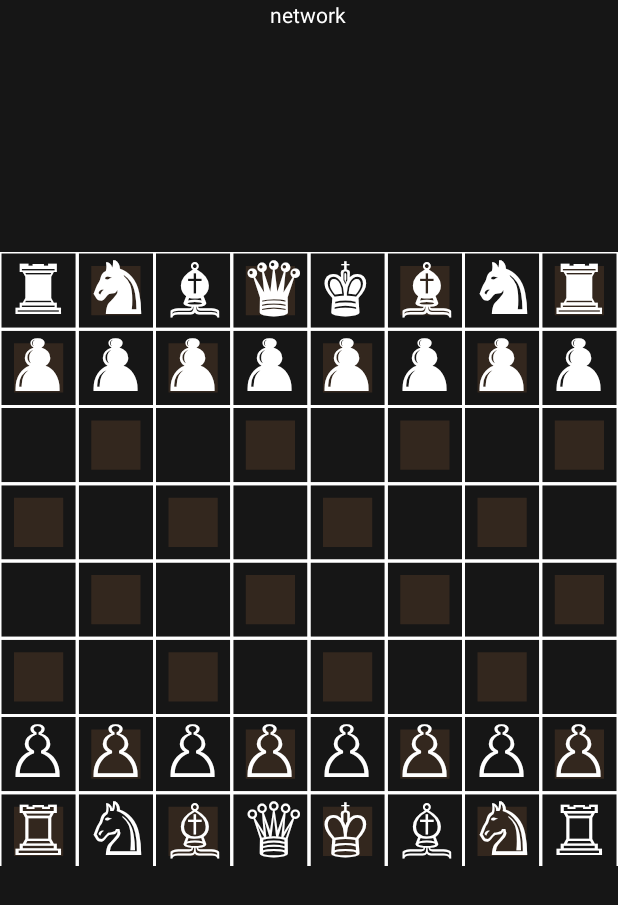
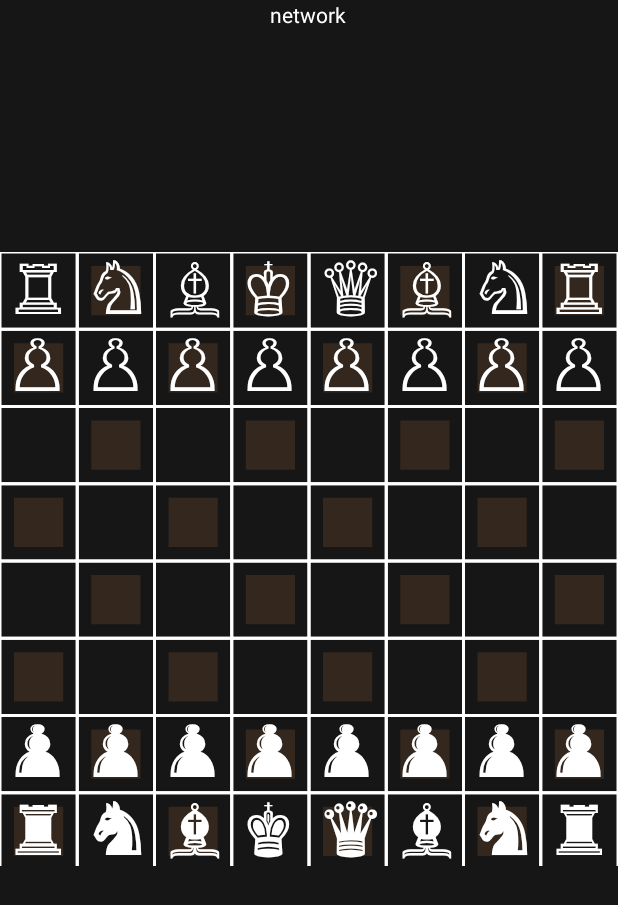
Before and after one commit to cschlisner/Terminal-Chess, an Android app: the screen it shows after launch (GameActivity), after a tap on "NEW NETWORK GAME", on a phone screen of 412 x 824 dp. Shown: the top 905 px of the screen. Run offline under Robolectric (Android 15) with nearby library versions, the phone set to English and light mode, and no system bars; network calls fail.

Commit message:
Started work on networking (udp partially functional)

```diff
--- a/app/src/main/AndroidManifest.xml
+++ b/app/src/main/AndroidManifest.xml
@@ -1,7 +1,8 @@
 <?xml version="1.0" encoding="utf-8"?>
 <manifest xmlns:android="http://schemas.android.com/apk/res/android"
     package="net.schlisner.terminalchess">
-
+    <uses-permission android:name="android.permission.ACCESS_WIFI_STATE"></uses-permission>
+    <uses-permission android:name="android.permission.INTERNET"/>
     <application
         android:allowBackup="true"
         android:icon="@mipmap/ic_launcher"
--- a/app/src/main/java/net/schlisner/terminalchess/GameActivity.java
+++ b/app/src/main/java/net/schlisner/terminalchess/GameActivity.java
@@ -23,6 +23,7 @@ import uniChess.*;
 public class GameActivity extends AppCompatActivity {
 
     uniChess.Game chessGame;
+
 
     Player<String> whitePlayer;
     Player<String> blackPlayer;
@@ -56,8 +57,23 @@ public class GameActivity extends AppCompatActivity {
                     break;
                 case "network":
                     String opponentIP = menuIntent.getStringExtra("opponent_ip");
-                    blackPlayer = new NetworkPlayer<>("BLACK", Game.Color.BLACK);
-                    whitePlayer = new NetworkPlayer<>("WHITE", Game.Color.WHITE);
+                    String selfIP = menuIntent.getStringExtra("self_ip");
+                    System.out.format("d: %s o: %s", selfIP, opponentIP);
+                    white = (selfIP.compareTo(opponentIP) > 1);
+
+                    blackPlayer = white ? new NetworkPlayer<>(opponentIP, Game.Color.BLACK)
+                            : new NetworkPlayer<>(selfIP, Game.Color.BLACK);
+                    whitePlayer = white ? new NetworkPlayer<>(selfIP, Game.Color.WHITE)
+                            : new NetworkPlayer<>(opponentIP, Game.Color.WHITE);
+
+                    try {
+                        ((NetworkPlayer) blackPlayer).registerOpponentIP(whitePlayer.getID());
+                        ((NetworkPlayer) whitePlayer).registerOpponentIP(blackPlayer.getID());
+                    } catch (Exception e){
+                        System.out.println("fuck");
+                    }
+                    if (!white)
+                        boardView.flipBoard();
                     break;
                 case "ai":
                     Toast.makeText(getApplicationContext(), String.format("You will be playing as %s", white ? "white" : "black"), Toast.LENGTH_SHORT).show();
@@ -72,6 +88,7 @@ public class GameActivity extends AppCompatActivity {
             }
 
             chessGame = new uniChess.Game(whitePlayer, blackPlayer);
+
         }
         else if (menuIntent.getStringExtra("init_mode").equals("resume")){
             // load saved uniChess.GameActivity
@@ -101,7 +118,6 @@ public class GameActivity extends AppCompatActivity {
                     BoardView bV = (BoardView) v;
                     float x = e.getX();
                     float y = e.getY();
-                    Log.d("boardVIewOnTouch", "x:"+x+" y:"+y);
                     switch (e.getAction()) {
                         case MotionEvent.ACTION_DOWN:
                             break;
--- a/app/src/main/java/net/schlisner/terminalchess/MenuActivity.java
+++ b/app/src/main/java/net/schlisner/terminalchess/MenuActivity.java
@@ -1,13 +1,22 @@
 package net.schlisner.terminalchess;
 
 import android.content.Intent;
+import android.net.NetworkInfo;
+import android.net.wifi.WifiManager;
 import android.support.v7.app.ActionBar;
 import android.support.v7.app.AppCompatActivity;
 import android.os.Bundle;
+import android.text.format.Formatter;
 import android.view.View;
 import android.widget.Button;
+import android.widget.TextView;
+
+import org.w3c.dom.Text;
 
 public class MenuActivity extends AppCompatActivity {
+    TextView opponentIp;
+    String ip;
+
 
     @Override
     protected void onCreate(Bundle savedInstanceState) {
@@ -15,6 +24,14 @@ public class MenuActivity extends AppCompatActivity {
         ActionBar actionBar = getSupportActionBar();
         actionBar.hide();
         setContentView(R.layout.activity_menu);
+
+        TextView tv = (TextView)findViewById(R.id.deviceIP);
+        WifiManager wm = (WifiManager) getApplicationContext().getSystemService(WIFI_SERVICE);
+        ip = Formatter.formatIpAddress(wm.getConnectionInfo().getIpAddress());
+        tv.setText(ip);
+
+        opponentIp = (TextView) findViewById(R.id.ipText);
+
     }
 
     public void resumeGame(View view){
@@ -23,7 +40,10 @@ public class MenuActivity extends AppCompatActivity {
     }
 
     public void startNewNetworkGame(View view){
-        Intent intent = new Intent(this, GameActivity.class).putExtra("init_mode", "new").putExtra("opponent", "network");
+        Intent intent = new Intent(this, GameActivity.class).putExtra("init_mode", "new")
+                                                            .putExtra("opponent", "network")
+                                                            .putExtra("self_ip", ip)
+                                                            .putExtra("opponent_ip", String.valueOf(opponentIp.getText()));
         startActivity(intent);
     }
 
--- a/app/src/main/java/uniChess/Board.java
+++ b/app/src/main/java/uniChess/Board.java
@@ -63,15 +63,17 @@ public class Board {
            getTile(i, ((d>0)?org.y+1:org.y-1)).setOccupator(new Piece(color, Game.PieceType.PAWN));
     }
 
+    protected List<Tile> tileList = new ArrayList<>();
     /**
     *	@return A list of this Board's Tile objects
     */
     public List<Tile> getTileList(){
-    	List<Tile> res = new ArrayList<>();
-    	for (int i = 0; i < 8; ++i)
-    		for (int j = 0; j < 8; ++j)
-    			res.add(state[i][j]);
-    	return res;
+        if (tileList.isEmpty()) {
+            for (int i = 0; i < 8; ++i)
+                for (int j = 0; j < 8; ++j)
+                    tileList.add(state[i][j]);
+        }
+        return tileList;
     }
 
     /**
@@ -354,7 +356,6 @@ public class Board {
 		return validMove;
 	}
 
-
 	/**
 	*	Computes a list of all valid moves for all pieces of a given color
 	*
@@ -386,12 +387,12 @@ public class Board {
 	*	@return The list of moves
 	*/
 	public List<Move> getValidMoves(Game.Color color){
-
-		List<Move> valid = ((color.equals(Game.Color.BLACK) ? validBlackMoves : validWhiteMoves));
-
-		if (valid == null) valid = calculateValidMoves(color);
-
-		return valid;
+		if (color.equals(Game.Color.BLACK)){
+			if (validBlackMoves == null) validBlackMoves = calculateValidMoves(color);
+			return validBlackMoves;
+		}
+		if (validWhiteMoves == null) validWhiteMoves = calculateValidMoves(color);
+		return validWhiteMoves;
 	}
 
 	/**
@@ -426,10 +427,12 @@ public class Board {
 		List<Move> legalMoves = new ArrayList<>();
 
 		for (Move m : validMoves){
-			if (!Board.playerHasCheck(performMove(m), Game.getOpposite(c)))
+			if (!Board.playerHasCheck(performMove(m), Game.getOpposite(c))) {
 				legalMoves.add(m);
-			else if (m.materialValue > 0)
+			}
+			else if (m.materialValue > 0) {
 				getTile(m.destination).getOccupator().attackingMove = null;
+			}
 		}
 
 		return legalMoves;
@@ -443,12 +446,12 @@ public class Board {
 	*	@return The list of moves
 	*/
 	public List<Move> getLegalMoves(Game.Color color){
-
-		List<Move> legal =  ((color.equals(Game.Color.BLACK) ? legalBlackMoves : legalWhiteMoves));
-
-		if (legal == null) legal = calculateLegalMoves(color);
-
-		return legal;
+		if (color.equals(Game.Color.BLACK)){
+			if (legalBlackMoves == null) legalBlackMoves = calculateLegalMoves(color);
+			return legalBlackMoves;
+		}
+		if (legalWhiteMoves == null) legalWhiteMoves = calculateLegalMoves(color);
+		return legalWhiteMoves;
 	}
 
 	/**
--- a/app/src/main/java/uniChess/NetworkPlayer.java
+++ b/app/src/main/java/uniChess/NetworkPlayer.java
@@ -27,17 +27,22 @@ public class NetworkPlayer<T> extends Player<T>  {
      * @param id identifier (
      * @param c
      */
-    public NetworkPlayer(T id, Game.Color c){
+    public NetworkPlayer(T id, Game.Color c) {
         super(id, c);
 
-        System.out.format("%s :: Receiving on: %s\nSending to: %s\n", id, server_port, send_port);
+        System.out.format("\n%s :: Receiving on: %s Sending to: %s\n", id, server_port, send_port);
 
-        try {
-            serverSocket = new DatagramSocket(server_port);
-            //serverSocket.bind(new InetSocketAddress(InetAddress.getByName("localhost"), Integer.valueOf(args[0])));
-        } catch (Exception e){
-            System.out.println(e.getMessage());
+        for (int i = 0; i < 100; ++i) {
+            try {
+                serverSocket = new DatagramSocket(server_port+i);
+                //serverSocket.bind(new InetSocketAddress(InetAddress.getByName("localhost"), Integer.valueOf(args[0])));
+            } catch (Exception e) {
+                System.out.format("init port %s : "+e.getMessage(), server_port+i);
+                continue;
+            }
+            break;
         }
+
     }
 
     public void registerOpponentIP(String IP) throws Exception{
```
Also changed, not shown: app/src/main/java/net/schlisner/terminalchess/BoardView.java (+7 -1 lines), app/src/main/java/uniChess/Game.java (+3 -4 lines), app/src/main/res/layout/activity_menu.xml (+27 -3 lines).
